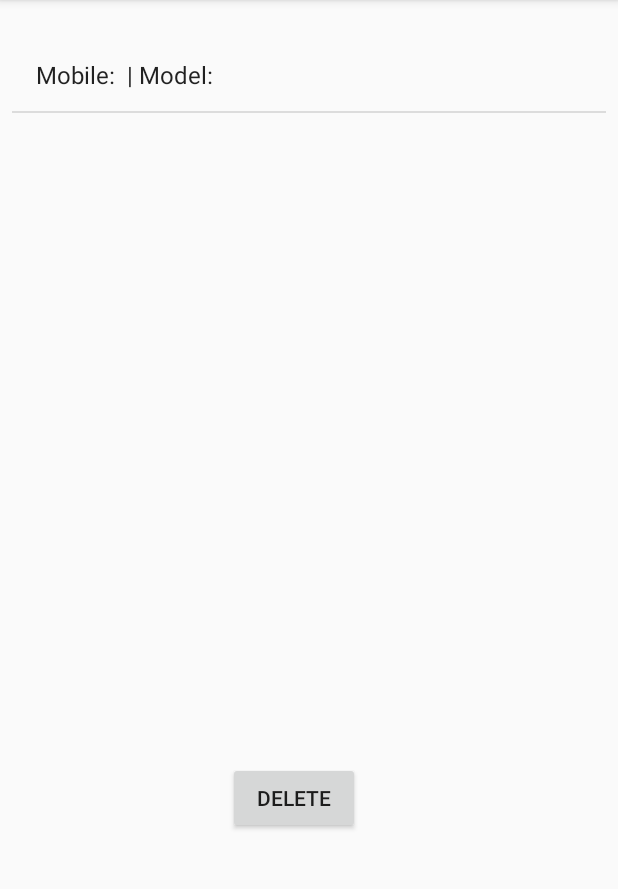
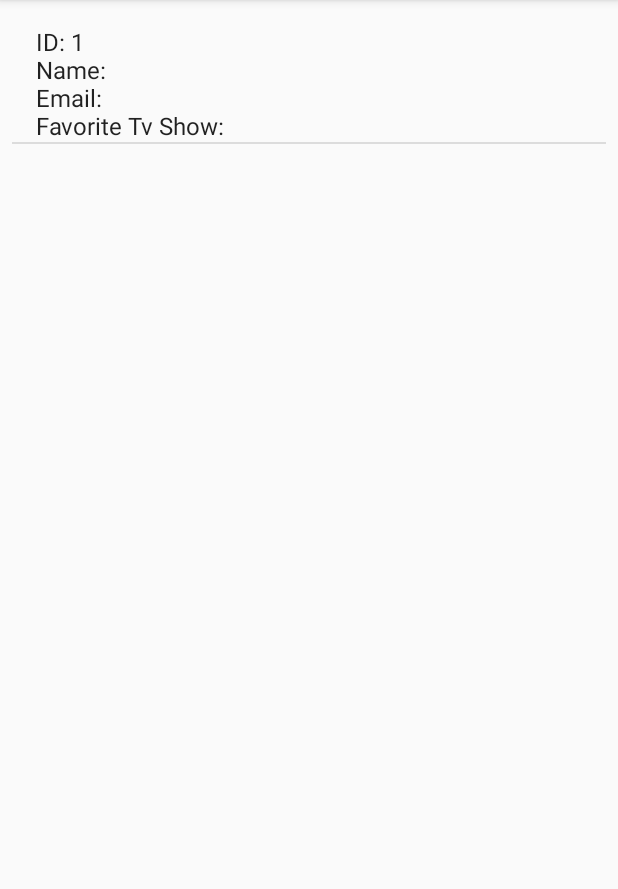
Before and after one commit to shreyaspadhye3011/AndroidProjects, an Android app: the screen it shows after launch (ListStoredData), after a tap on "VIEW DATA", on a phone screen of 412 x 824 dp, the part 84-973 px from its top. Run offline under Robolectric (Android 15) with nearby library versions, the phone set to English and light mode, and no system bars.

Commit message:
Added data retrieval and creation logic

```diff
--- a/Assignment4/app/src/main/java/tech/bepsychd/assignment4/DatabaseHelper.java
+++ b/Assignment4/app/src/main/java/tech/bepsychd/assignment4/DatabaseHelper.java
@@ -8,10 +8,11 @@ import android.database.sqlite.SQLiteOpenHelper;
 
 public class DatabaseHelper extends SQLiteOpenHelper {
     private static final String TAG = "DatabaseHelper";
-    private static final String TABLE_NAME = "mobile_model";
-    private static final String COL1 = "mobile";
-    private static final String COL2 = "model";
-    private static final String COL3 = "concatString";
+    private static final String TABLE_NAME = "tv_show";
+    private static final String COL1 = "id";
+    private static final String COL2 = "name";
+    private static final String COL3 = "email";
+    private static final String COL4 = "show";
 
     public DatabaseHelper(Context context) {
         super(context, TABLE_NAME, null, 1);
@@ -19,7 +20,7 @@ public class DatabaseHelper extends SQLiteOpenHelper {
 
     @Override
     public void onCreate(SQLiteDatabase db) {
-        String createTable = "CREATE TABLE " + TABLE_NAME + "(mobile TEXT, " + COL2 + " TEXT, "+ COL3 + " TEXT)";
+        String createTable = "CREATE TABLE " + TABLE_NAME + "(ID INTEGER PRIMARY KEY AUTOINCREMENT, " + COL2 + " TEXT, "+ COL3 + " TEXT, "+COL4 +" TEXT)";
         db.execSQL(createTable);
     }
 
@@ -28,13 +29,12 @@ public class DatabaseHelper extends SQLiteOpenHelper {
         db.execSQL("DROP TABLE IF EXISTS "+ TABLE_NAME);
     }
 
-    public boolean addData(String mobile, String model) {
+    public boolean addData(String name, String email, String show) {
         SQLiteDatabase db = this.getWritableDatabase();
         ContentValues contentValues = new ContentValues();
-        String concatString = mobile + model;
-        contentValues.put(COL1, mobile);
-        contentValues.put(COL2, model);
-        contentValues.put(COL3, concatString);
+        contentValues.put(COL2, name);
+        contentValues.put(COL3, email);
+        contentValues.put(COL4, show);
 
         long result = db.insert(TABLE_NAME, null, contentValues);
 
@@ -48,6 +48,7 @@ public class DatabaseHelper extends SQLiteOpenHelper {
         SQLiteDatabase db = this.getWritableDatabase();
         String query = "SELECT * FROM "+ TABLE_NAME;
         Cursor data = db.rawQuery(query, null);
+        System.out.print("//////FLOW!!"+data.getColumnCount());
         return data;
     }
 
--- a/Assignment4/app/src/main/java/tech/bepsychd/assignment4/ListStoredData.java
+++ b/Assignment4/app/src/main/java/tech/bepsychd/assignment4/ListStoredData.java
@@ -22,21 +22,14 @@ public class ListStoredData extends AppCompatActivity {
         mListView = findViewById(R.id.listview);
         dbHelper = new DatabaseHelper(this);
         populateData();
-
-        Button delBtn = (Button) findViewById(R.id.button);
-        delBtn.setOnClickListener(new View.OnClickListener() {
-            @Override
-            public void onClick(View view) {
-              dbHelper.deleteData();
-            }
-        });
     }
 
     private void populateData() {
         Cursor data = dbHelper.getData();
+        System.out.println("//////COUNT!!"+data.getColumnCount());
         ArrayList<String> listData = new ArrayList<>();
         while (data.moveToNext()) {
-            listData.add("Mobile: " + data.getString(1) +" | Model: "+ data.getString(2));
+            listData.add("ID: " + data.getInt(0) +"\nName: "+ data.getString(1) +"\nEmail: "+data.getString(2) +"\nFavorite Tv Show: " + data.getString(3));
         }
 
         ListAdapter adapter = new ArrayAdapter<>(this, android.R.layout.simple_list_item_1, listData);
--- a/Assignment4/app/src/main/java/tech/bepsychd/assignment4/MainActivity.java
+++ b/Assignment4/app/src/main/java/tech/bepsychd/assignment4/MainActivity.java
@@ -13,8 +13,9 @@ public class MainActivity extends AppCompatActivity {
     private DatabaseHelper dbHelper;
     private Button addBtn;
     private Button viewBtn;
-    private EditText mobileEdit;
-    private EditText modelEdit;
+    private EditText nameEdit;
+    private EditText emailEdit;
+    private EditText showEdit;
 
     @Override
     protected void onCreate(Bundle savedInstanceState) {
@@ -23,20 +24,17 @@ public class MainActivity extends AppCompatActivity {
         dbHelper = new DatabaseHelper(this);
 
         addBtn = (Button) findViewById(R.id.add);
-        mobileEdit = (EditText) findViewById(R.id.name);
-        modelEdit = (EditText) findViewById(R.id.email);
+        nameEdit = (EditText) findViewById(R.id.name);
+        emailEdit = (EditText) findViewById(R.id.email);
+        showEdit = (EditText) findViewById(R.id.tvshow);
         addBtn.setOnClickListener(new View.OnClickListener() {
             @Override
             public void onClick(View view) {
-                String mobile = mobileEdit.getText().toString();
-                String model = modelEdit.getText().toString();
-                Boolean found = getItemReference(mobile, model);
-                if (found)
-                    Toast.makeText(MainActivity.this, "Record already exists!", Toast.LENGTH_LONG).show();
-                else {
-                    dbHelper.addData(mobile, model);
-                    Toast.makeText(MainActivity.this, "Data Added.", Toast.LENGTH_LONG).show();
-                }
+                String name = nameEdit.getText().toString();
+                String email = emailEdit.getText().toString();
+                String show = showEdit.getText().toString();
+                dbHelper.addData(name, email, show);
+                Toast.makeText(MainActivity.this, "Record Added.", Toast.LENGTH_LONG).show();
             }
         });
 
--- a/Assignment4/app/src/main/res/layout/list_view.xml
+++ b/Assignment4/app/src/main/res/layout/list_view.xml
@@ -8,7 +8,7 @@
     <ListView
         android:id="@+id/listview"
         android:layout_width="0dp"
-        android:layout_height="450dp"
+        android:layout_height="600dp"
         android:layout_marginStart="8dp"
         android:layout_marginTop="8dp"
         android:layout_marginEnd="8dp"
@@ -20,13 +20,4 @@
         app:layout_constraintTop_toTopOf="parent"
         app:layout_constraintVertical_bias="0.059" />
 
-    <Button
-        android:id="@+id/button"
-        android:layout_width="wrap_content"
-        android:layout_height="wrap_content"
-        android:layout_marginTop="32dp"
-        android:layout_marginEnd="172dp"
-        android:text="DELETE"
-        app:layout_constraintEnd_toEndOf="parent"
-        app:layout_constraintTop_toBottomOf="@+id/listview" />
 </android.support.constraint.ConstraintLayout>
```
